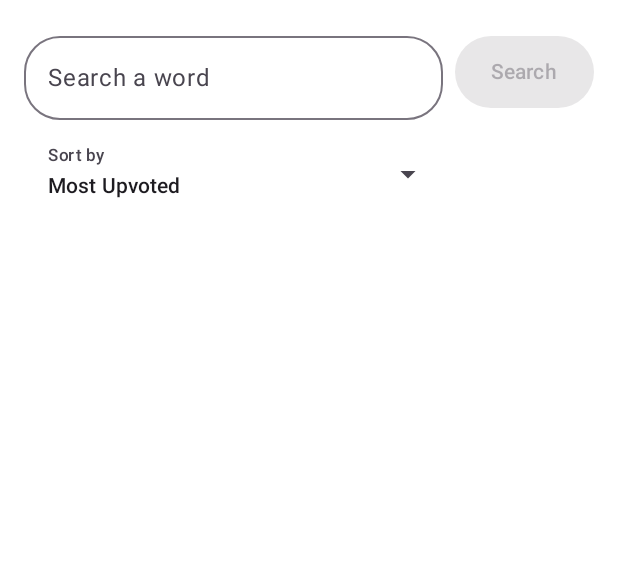
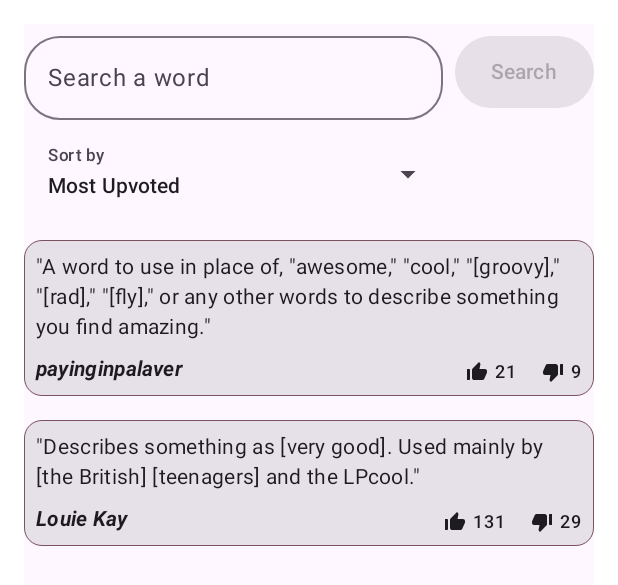
Before and after one commit to gonzaloguzzardi/dictionary-app-compose, an Android app built with Jetpack Compose: the @Preview function DefinitionsListScreenPreview, on a phone screen of 412 x 824 dp. Shown: the top 585 px of the screen. Run offline under Robolectric (Android 15) with nearby library versions, the phone set to English and light mode, and no system bars.

Commit message:
Added UI classes to presentation layer

```diff
--- a/app/src/main/AndroidManifest.xml
+++ b/app/src/main/AndroidManifest.xml
@@ -1,6 +1,8 @@
 <?xml version="1.0" encoding="utf-8"?>
 <manifest xmlns:android="http://schemas.android.com/apk/res/android"
     xmlns:tools="http://schemas.android.com/tools">
+
+    <uses-permission android:name="android.permission.INTERNET"/>
 
     <application
         android:name=".presentation.application.DictionaryApplication"
@@ -14,7 +16,7 @@
         android:theme="@style/Theme.DictionaryAppCompose"
         tools:targetApi="31">
         <activity
-            android:name=".presentation.definitions_list.MainActivity"
+            android:name=".presentation.definitionsScreen.MainActivity"
             android:exported="true"
             android:label="@string/dictionary_screen_label"
             android:theme="@style/Theme.DictionaryAppCompose">
--- a/app/src/main/java/com/example/dictionaryappcompose/domain/model/SortType.kt
+++ b/app/src/main/java/com/example/dictionaryappcompose/domain/model/SortType.kt
@@ -1,6 +1,6 @@
 package com.example.dictionaryappcompose.domain.model
 
-enum class SortType() {
+enum class SortType {
     MostUpVoted,
     LeastUpVoted,
     MostDownVoted,
--- /dev/null
+++ b/app/src/main/java/com/example/dictionaryappcompose/presentation/components/definitionsList/DefinitionListItem.kt
@@ -0,0 +1,87 @@
+package com.example.dictionaryappcompose.presentation.components.definitionsList
+
+import androidx.compose.foundation.BorderStroke
+import androidx.compose.foundation.layout.Arrangement
+import androidx.compose.foundation.layout.Column
+import androidx.compose.foundation.layout.Row
+import androidx.compose.foundation.layout.fillMaxWidth
+import androidx.compose.foundation.layout.padding
+import androidx.compose.foundation.layout.wrapContentSize
+import androidx.compose.material3.Card
+import androidx.compose.material3.MaterialTheme
+import androidx.compose.material3.Text
+import androidx.compose.runtime.Composable
+import androidx.compose.ui.Alignment
+import androidx.compose.ui.Modifier
+import androidx.compose.ui.text.font.FontStyle
+import androidx.compose.ui.text.font.FontWeight
+import androidx.compose.ui.tooling.preview.Preview
+import androidx.compose.ui.unit.dp
+import com.example.dictionaryappcompose.R
+import com.example.dictionaryappcompose.domain.model.Definition
+import com.example.dictionaryappcompose.presentation.components.textIcon.TextIcon
+
+@Composable
+fun DefinitionListItem(definition: Definition, modifier: Modifier) {
+    Card(
+        modifier = modifier,
+        border = BorderStroke(0.5.dp, MaterialTheme.colorScheme.tertiary),
+    ) {
+        Column(
+            modifier = Modifier
+                .padding(8.dp)
+                .fillMaxWidth(),
+            horizontalAlignment = Alignment.Start
+        ) {
+            Text(
+                text = definition.definition ?: "",
+                style = MaterialTheme.typography.bodyMedium
+            )
+
+            Row(
+                modifier = Modifier.fillMaxWidth(),
+                horizontalArrangement = Arrangement.SpaceBetween,
+                verticalAlignment = Alignment.Bottom
+            ) {
+                Text(
+                    text = definition.author ?: "",
+                    modifier = Modifier.padding(top = 8.dp),
+                    style = MaterialTheme.typography.bodyMedium,
+                    fontWeight = FontWeight.Bold,
+                    fontStyle = FontStyle.Italic
+                )
+                Row(verticalAlignment = Alignment.Bottom) {
+                    TextIcon(
+                        modifier = Modifier.wrapContentSize(),
+                        text = (definition.upVotes ?: 0).toString(),
+                        iconResource = R.drawable.ic_thumb_up
+                    )
+                    TextIcon(
+                        modifier = Modifier
+                            .padding(start = 16.dp)
+                            .wrapContentSize(),
+                        text = (definition.downVotes ?: 0).toString(),
+                        iconResource = R.drawable.ic_thumb_down
+                    )
+                }
+            }
+
+        }
+    }
+}
+
+@Preview(showBackground = true)
+@Composable
+fun DefinitionListItemPreview() {
+    DefinitionListItem(
+        definition = Definition(
+            definition = "\"A word to use in place of, \"awesome,\" \"cool,\" \"[groovy],\" \"[rad],\" \"[fly],\" or any other words to describe something you find amazing.\"",
+            author = "payinginpalaver",
+            upVotes = 21,
+            downVotes = 9
+        ),
+        modifier = Modifier
+            .fillMaxWidth()
+            .padding(16.dp)
+    )
+}
--- /dev/null
+++ b/app/src/main/java/com/example/dictionaryappcompose/presentation/components/definitionsList/DefinitionsList.kt
@@ -0,0 +1,57 @@
+package com.example.dictionaryappcompose.presentation.components.definitionsList
+
+import androidx.compose.foundation.layout.Box
+import androidx.compose.foundation.layout.fillMaxSize
+import androidx.compose.foundation.layout.fillMaxWidth
+import androidx.compose.foundation.layout.padding
+import androidx.compose.foundation.lazy.LazyColumn
+import androidx.compose.foundation.lazy.items
+import androidx.compose.runtime.Composable
+import androidx.compose.ui.Modifier
+import androidx.compose.ui.tooling.preview.Preview
+import androidx.compose.ui.unit.dp
+import com.example.dictionaryappcompose.domain.model.Definition
+
+@Composable
+fun DefinitionsList(modifier: Modifier, definitions: List<Definition>) {
+    Box(modifier = modifier) {
+        LazyColumn(modifier = Modifier.fillMaxSize()) {
+            items(
+                items = definitions,
+                key = { item -> item.definition.hashCode() }) { definition ->
+                if (!definition.definition.isNullOrBlank()) {
+                    DefinitionListItem(
+                        definition = definition,
+                        modifier = Modifier
+                            .fillMaxWidth()
+                            .padding(bottom = 16.dp)
+                    )
+                }
+            }
+        }
+    }
+}
+
+@Preview(showBackground = true)
+@Composable
+fun DefinitionsListPreview() {
+    val definitions = mutableListOf(
+        Definition(
+            definition = "\"A word to use in place of, \"awesome,\" \"cool,\" \"[groovy],\" \"[rad],\" \"[fly],\" or any other words to describe something you find amazing.\"",
+            author = "payinginpalaver",
+            upVotes = 21,
+            downVotes = 9
+        ),
+        Definition(
+            definition = "\"Describes something as [very good]. Used mainly by [the British] [teenagers] and the LPcool.\"",
+            author = "Louie Kay",
+            upVotes = 131,
+            downVotes = 29
+        )
+    )
+    DefinitionsList(
+        modifier = Modifier
+            .fillMaxSize()
+            .padding(16.dp), definitions = definitions
+    )
+}
--- a/app/src/main/java/com/example/dictionaryappcompose/presentation/definitions_list/components/searchField/SearchField.kt
+++ b/app/src/main/java/com/example/dictionaryappcompose/presentation/components/searchField/SearchField.kt
@@ -1,4 +1,4 @@
-package com.example.dictionaryappcompose.presentation.definitions_list.components.searchField
+package com.example.dictionaryappcompose.presentation.components.searchField
 
 import android.widget.Toast
 import androidx.compose.foundation.layout.IntrinsicSize
--- a/app/src/main/java/com/example/dictionaryappcompose/presentation/definitions_list/components/searchFilters/SearchFilters.kt
+++ b/app/src/main/java/com/example/dictionaryappcompose/presentation/components/searchFilters/SearchFilters.kt
@@ -1,4 +1,4 @@
-package com.example.dictionaryappcompose.presentation.definitions_list.components.searchFilters
+package com.example.dictionaryappcompose.presentation.components.searchFilters
 
 import androidx.compose.foundation.layout.IntrinsicSize
 import androidx.compose.foundation.layout.Row
--- /dev/null
+++ b/app/src/main/java/com/example/dictionaryappcompose/presentation/components/textIcon/TextIcon.kt
@@ -0,0 +1,38 @@
+package com.example.dictionaryappcompose.presentation.components.textIcon
+
+import androidx.annotation.DrawableRes
+import androidx.compose.foundation.layout.Row
+import androidx.compose.foundation.layout.fillMaxWidth
+import androidx.compose.foundation.layout.padding
+import androidx.compose.material3.Icon
+import androidx.compose.material3.MaterialTheme
+import androidx.compose.material3.Text
+import androidx.compose.runtime.Composable
+import androidx.compose.ui.Alignment
+import androidx.compose.ui.Modifier
+import androidx.compose.ui.graphics.vector.ImageVector
+import androidx.compose.ui.res.vectorResource
+import androidx.compose.ui.tooling.preview.Preview
+import androidx.compose.ui.unit.dp
+import com.example.dictionaryappcompose.R
+
+@Composable
+fun TextIcon(modifier: Modifier, text: String, @DrawableRes iconResource: Int) {
+    Row(modifier = modifier, verticalAlignment = Alignment.CenterVertically) {
+        Icon(
+            imageVector = ImageVector.vectorResource(id = iconResource),
+            contentDescription = null
+        )
+        Text(text = text, modifier = Modifier.padding(start = 4.dp), style = MaterialTheme.typography.labelMedium)
+    }
+}
+
+@Preview(showBackground = true)
+@Composable
+fun TextIconPreview() {
+    TextIcon(
+        modifier = Modifier.fillMaxWidth(),
+        text = "31",
+        iconResource = R.drawable.ic_thumb_up
+    )
+}
--- /dev/null
+++ b/app/src/main/java/com/example/dictionaryappcompose/presentation/definitionsScreen/DefinitionsListScreen.kt
@@ -0,0 +1,114 @@
+package com.example.dictionaryappcompose.presentation.definitionsScreen
+
+import androidx.compose.foundation.layout.Column
+import androidx.compose.foundation.layout.fillMaxSize
+import androidx.compose.foundation.layout.fillMaxWidth
+import androidx.compose.foundation.layout.padding
+import androidx.compose.material3.CircularProgressIndicator
+import androidx.compose.material3.MaterialTheme
+import androidx.compose.material3.Scaffold
+import androidx.compose.material3.SnackbarDuration
+import androidx.compose.material3.SnackbarHost
+import androidx.compose.material3.SnackbarHostState
+import androidx.compose.runtime.Composable
+import androidx.compose.runtime.LaunchedEffect
+import androidx.compose.runtime.collectAsState
+import androidx.compose.runtime.getValue
+import androidx.compose.runtime.remember
+import androidx.compose.ui.Alignment
+import androidx.compose.ui.Modifier
+import androidx.compose.ui.tooling.preview.Preview
+import androidx.compose.ui.unit.dp
+import androidx.hilt.navigation.compose.hiltViewModel
+import com.example.dictionaryappcompose.domain.model.Definition
+import com.example.dictionaryappcompose.presentation.components.definitionsList.DefinitionsList
+import com.example.dictionaryappcompose.presentation.components.searchField.SearchField
+import com.example.dictionaryappcompose.presentation.components.searchFilters.SearchFilters
+
+@Composable
+fun DefinitionsListScreen(viewModel: DefinitionsListViewModel = hiltViewModel()) {
+
+    val uiState by viewModel.uiState.collectAsState()
+
+    DefinitionsListScreenContent(
+        uiState = uiState,
+        onSearchWordPressed = viewModel::getDefinitionsByWord,
+        onFilterApplied = viewModel::sortDefinitions
+    )
+}
+
+@Composable
+fun DefinitionsListScreenContent(
+    uiState: DefinitionsListState,
+    onSearchWordPressed: (String) -> Unit,
+    onFilterApplied: (Int) -> Unit
+) {
+    val snackbarHostState = remember { SnackbarHostState() }
+
+    Scaffold(
+        modifier = Modifier.padding(16.dp),
+        snackbarHost = { SnackbarHost(snackbarHostState) }
+    ) { paddingValues ->
+        Column(modifier = Modifier.padding(paddingValues)) {
+            SearchField(modifier = Modifier.fillMaxWidth(),
+                onSearchWordPressed = { wordToSearch ->
+                    onSearchWordPressed(wordToSearch)
+                })
+            SearchFilters(modifier = Modifier
+                .padding(top = 8.dp)
+                .fillMaxWidth(),
+                onFilterApplied = { sortTypeValue ->
+                    onFilterApplied(sortTypeValue)
+                })
+            if (uiState.isLoading) {
+                CircularProgressIndicator(
+                    color = MaterialTheme.colorScheme.secondary,
+                    trackColor = MaterialTheme.colorScheme.surfaceVariant,
+                    modifier = Modifier
+                        .padding(top = 16.dp)
+                        .align(Alignment.CenterHorizontally)
+                )
+            } else {
+                if (uiState.definitions.isNotEmpty()) {
+                    DefinitionsList(
+                        modifier = Modifier
+                            .fillMaxSize()
+                            .padding(top = 16.dp),
+                        definitions = uiState.definitions
+                    )
+                } else if (uiState.error.isNotBlank()) {
+                    LaunchedEffect(snackbarHostState) {
+                        snackbarHostState.showSnackbar(
+                            message = uiState.error,
+                            duration = SnackbarDuration.Short
+                        )
+                    }
+                }
+            }
+        }
+    }
+}
+
+@Preview(showBackground = true)
+@Composable
+fun DefinitionsListScreenPreview() {
+    val definitions = mutableListOf(
+        Definition(
+            definition = "\"A word to use in place of, \"awesome,\" \"cool,\" \"[groovy],\" \"[rad],\" \"[fly],\" or any other words to describe something you find amazing.\"",
+            author = "payinginpalaver",
+            upVotes = 21,
+            downVotes = 9
+        ),
+        Definition(
+            definition = "\"Describes something as [very good]. Used mainly by [the British] [teenagers] and the LPcool.\"",
+            author = "Louie Kay",
+            upVotes = 131,
+            downVotes = 29
+        )
+    )
+    DefinitionsListScreenContent(
+        uiState = DefinitionsListState(isLoading = false, definitions = definitions, error = ""),
+        onSearchWordPressed = {},
+        onFilterApplied = {}
+    )
+}
--- a/app/src/main/java/com/example/dictionaryappcompose/presentation/definitions_list/DefinitionsListState.kt
+++ b/app/src/main/java/com/example/dictionaryappcompose/presentation/definitionsScreen/DefinitionsListState.kt
@@ -1,4 +1,4 @@
-package com.example.dictionaryappcompose.presentation.definitions_list
+package com.example.dictionaryappcompose.presentation.definitionsScreen
 
 import androidx.compose.runtime.Immutable
 import com.example.dictionaryappcompose.domain.model.Definition
--- a/app/src/main/java/com/example/dictionaryappcompose/presentation/definitions_list/MainActivity.kt
+++ b/app/src/main/java/com/example/dictionaryappcompose/presentation/definitionsScreen/MainActivity.kt
@@ -1,4 +1,4 @@
-package com.example.dictionaryappcompose.presentation.definitions_list
+package com.example.dictionaryappcompose.presentation.definitionsScreen
 
 import android.os.Bundle
 import androidx.activity.ComponentActivity
--- a/app/src/main/java/com/example/dictionaryappcompose/presentation/definitions_list/DefinitionsListScreen.kt
+++ /dev/null
@@ -1,48 +0,0 @@
-package com.example.dictionaryappcompose.presentation.definitions_list
-
-import androidx.compose.foundation.layout.Column
-import androidx.compose.foundation.layout.fillMaxWidth
-import androidx.compose.foundation.layout.padding
-import androidx.compose.runtime.Composable
-import androidx.compose.ui.Modifier
-import androidx.compose.ui.tooling.preview.Preview
-import androidx.compose.ui.unit.dp
-import androidx.hilt.navigation.compose.hiltViewModel
-import com.example.dictionaryappcompose.presentation.definitions_list.components.searchField.SearchField
-import com.example.dictionaryappcompose.presentation.definitions_list.components.searchFilters.SearchFilters
-
-@Composable
-fun DefinitionsListScreen(viewModel: DefinitionsListViewModel = hiltViewModel()) {
-    DefinitionsListScreenContent(
-        onSearchWordPressed = viewModel::getDefinitionsByWord,
-        onFilterApplied = viewModel::sortDefinitions
-    )
-}
-
-@Composable
-fun DefinitionsListScreenContent(
-    onSearchWordPressed: (String) -> Unit,
-    onFilterApplied: (Int) -> Unit
-) {
-    Column(modifier = Modifier.padding(16.dp)) {
-        SearchField(modifier = Modifier.fillMaxWidth(),
-            onSearchWordPressed = { wordToSearch ->
-                onSearchWordPressed(wordToSearch)
-            })
-        SearchFilters(modifier = Modifier
-            .padding(top = 8.dp)
-            .fillMaxWidth(),
-            onFilterApplied = { sortTypeValue ->
-                onFilterApplied(sortTypeValue)
-            })
-    }
-}
-
-@Preview(showBackground = true)
-@Composable
-fun DefinitionsListScreenPreview() {
-    DefinitionsListScreenContent(
-        onSearchWordPressed = {},
-        onFilterApplied = {}
-    )
-}
--- /dev/null
+++ b/app/src/main/res/drawable/ic_thumb_down.xml
@@ -0,0 +1,4 @@
+<vector android:height="16dp" android:viewportHeight="24"
+    android:viewportWidth="24" android:width="16dp" xmlns:android="http://schemas.android.com/apk/res/android">
+    <path android:fillColor="#FF000000" android:pathData="M22,4h-2c-0.55,0 -1,0.45 -1,1v9c0,0.55 0.45,1 1,1h2V4zM2.17,11.12c-0.11,0.25 -0.17,0.52 -0.17,0.8V13c0,1.1 0.9,2 2,2h5.5l-0.92,4.65c-0.05,0.22 -0.02,0.46 0.08,0.66 0.23,0.45 0.52,0.86 0.88,1.22L10,22l6.41,-6.41c0.38,-0.38 0.59,-0.89 0.59,-1.42V6.34C17,5.05 15.95,4 14.66,4h-8.1c-0.71,0 -1.36,0.37 -1.72,0.97l-2.67,6.15z"/>
+</vector>
--- /dev/null
+++ b/app/src/main/res/drawable/ic_thumb_up.xml
@@ -0,0 +1,4 @@
+<vector android:height="16dp" android:viewportHeight="24"
+    android:viewportWidth="24" android:width="16dp" xmlns:android="http://schemas.android.com/apk/res/android">
+    <path android:fillColor="#FF000000" android:pathData="M2,20h2c0.55,0 1,-0.45 1,-1v-9c0,-0.55 -0.45,-1 -1,-1L2,9v11zM21.83,12.88c0.11,-0.25 0.17,-0.52 0.17,-0.8L22,11c0,-1.1 -0.9,-2 -2,-2h-5.5l0.92,-4.65c0.05,-0.22 0.02,-0.46 -0.08,-0.66 -0.23,-0.45 -0.52,-0.86 -0.88,-1.22L14,2 7.59,8.41C7.21,8.79 7,9.3 7,9.83v7.84C7,18.95 8.05,20 9.34,20h8.11c0.7,0 1.36,-0.37 1.72,-0.97l2.66,-6.15z"/>
+</vector>
```
Also changed, not shown: app/src/main/java/com/example/dictionaryappcompose/presentation/definitionsScreen/DefinitionsListViewModel.kt (added, +69 -0 lines), app/src/main/java/com/example/dictionaryappcompose/presentation/definitions_list/DefinitionsListViewModel.kt (deleted, +0 -61 lines), app/src/main/java/com/example/dictionaryappcompose/presentation/definitions_list/components/definitionsList/DefinitionListItem.kt (deleted, +0 -13 lines), app/src/main/java/com/example/dictionaryappcompose/presentation/definitions_list/components/definitionsList/DefinitionsList.kt (deleted, +0 -14 lines).
